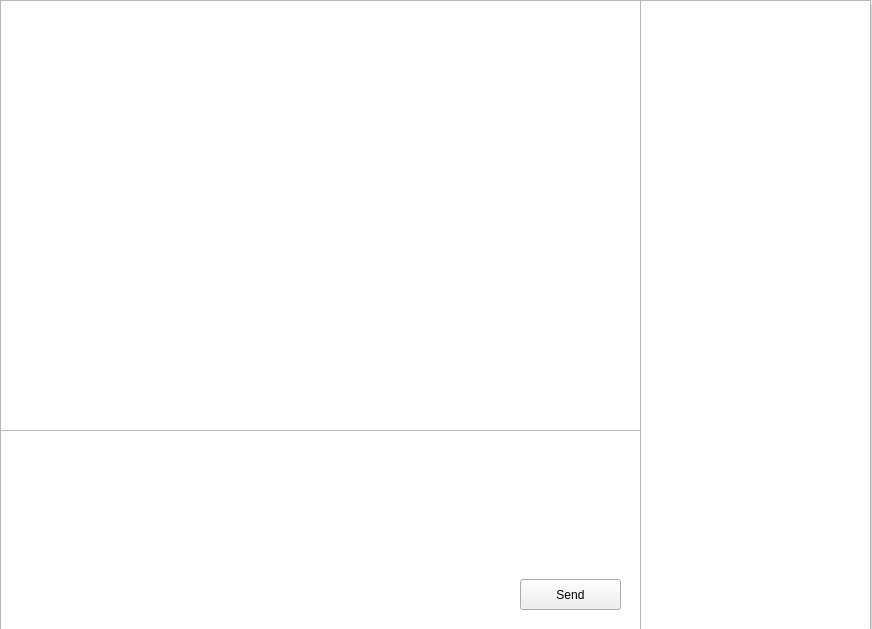
The window that src/client/chatForm.ui (RapDoodle/PopChat) describes before a commit, drawn with Qt 5.
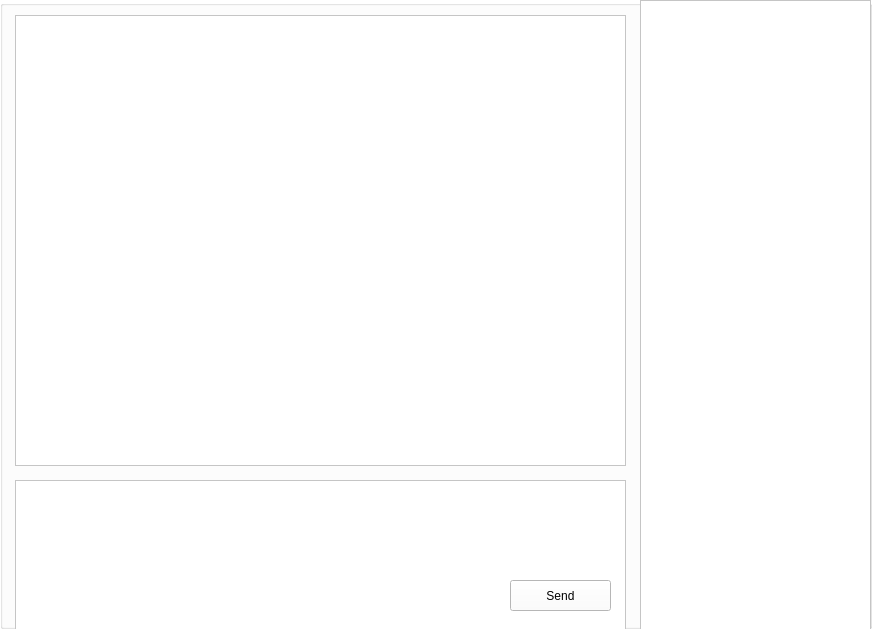
The same window after the commit.

What changed in the file:
```diff
--- a/src/client/chatForm.ui
+++ b/src/client/chatForm.ui
@@ -13,6 +13,9 @@
   <property name="windowTitle">
    <string>chatRoom</string>
   </property>
+  <property name="styleSheet">
+   <string notr="true">background-color: white;</string>
+  </property>
   <layout class="QVBoxLayout" name="verticalLayout">
    <property name="spacing">
     <number>0</number>
@@ -60,9 +63,9 @@
       <property name="geometry">
        <rect>
         <x>0</x>
-        <y>430</y>
+        <y>480</y>
         <width>641</width>
-        <height>201</height>
+        <height>151</height>
        </rect>
       </property>
       <property name="font">
@@ -71,6 +74,13 @@
         <pointsize>9</pointsize>
        </font>
       </property>
+      <property name="cursor" stdset="0">
+       <cursorShape>IBeamCursor</cursorShape>
+      </property>
+      <property name="styleSheet">
+       <string notr="true">margin-left: 15px;
+margin-right: 15px;</string>
+      </property>
       <property name="html">
        <string>&lt;!DOCTYPE HTML PUBLIC &quot;-//W3C//DTD HTML 4.0//EN&quot; &quot;http://www.w3.org/TR/REC-html40/strict.dtd&quot;&gt;
 &lt;html&gt;&lt;head&gt;&lt;meta name=&quot;qrichtext&quot; content=&quot;1&quot; /&gt;&lt;style type=&quot;text/css&quot;&gt;
@@ -98,7 +108,7 @@
         <x>0</x>
         <y>0</y>
         <width>641</width>
-        <height>431</height>
+        <height>481</height>
        </rect>
       </property>
       <property name="sizePolicy">
@@ -110,18 +120,22 @@
       <property name="font">
        <font>
         <family>Segoe UI</family>
-        <pointsize>12</pointsize>
+        <pointsize>9</pointsize>
        </font>
       </property>
       <property name="cursor" stdset="0">
        <cursorShape>ArrowCursor</cursorShape>
       </property>
+      <property name="styleSheet">
+       <string notr="true">margin: 15px;
+background-color: white;</string>
+      </property>
      </widget>
      <widget class="QPushButton" name="sendButton">
       <property name="geometry">
        <rect>
-        <x>520</x>
-        <y>579</y>
+        <x>510</x>
+        <y>580</y>
         <width>101</width>
         <height>31</height>
        </rect>
```
Left out of the diff: 10 changed lines with no effect on the pictures.
